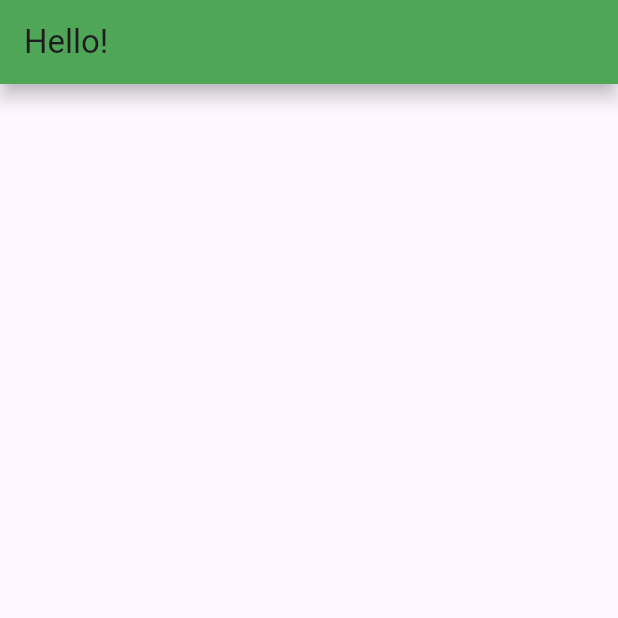
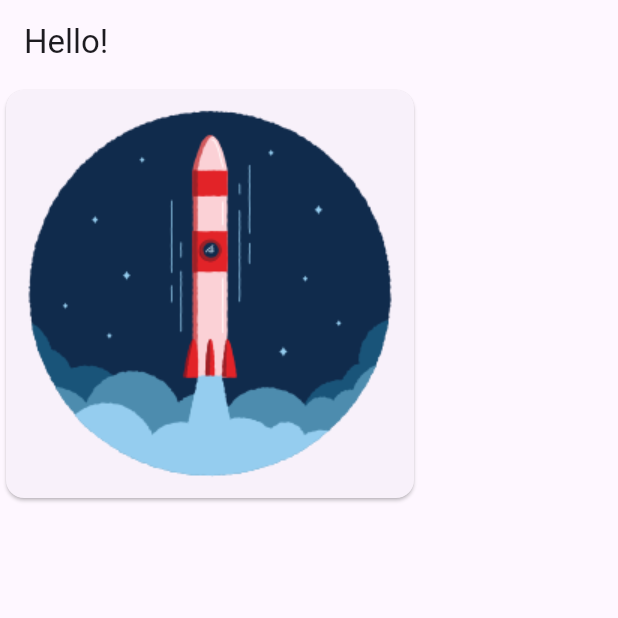
Before and after one commit to markprubin/flutter_app, a Flutter app: the screen it shows after launch, on a phone screen of 412 x 824 dp, the top half of it. Run offline on Flutter 3.47's test engine with Material 2 defaults, Android fonts, the phone set to English and light mode, and no system bars.

Commit message:
adds image to home page

```diff
--- a/lib/main.dart
+++ b/lib/main.dart
@@ -11,6 +11,7 @@ class MyApp extends StatelessWidget {
   @override
   Widget build(BuildContext context) {
     return MaterialApp(
+      debugShowCheckedModeBanner: false,
       title: 'Flutter Demo',
       theme: ThemeData(
         colorScheme: ColorScheme.fromSeed(seedColor: Colors.deepPurple),
--- a/lib/pages/home_page.dart
+++ b/lib/pages/home_page.dart
@@ -7,10 +7,19 @@ class HomePage extends StatelessWidget {
   Widget build(BuildContext context) {
     return Scaffold(
       appBar: AppBar(
-          backgroundColor: Colors.green,
-          elevation: 5,
-          shadowColor: Colors.black,
-          title: const Text("Hello!")),
+        title: const Text("Hello!"),
+      ),
+      body: Column(
+        children: [
+          Card(
+            child: Padding(
+              // ignore: prefer_const_constructors
+              padding: EdgeInsets.all(8.0),
+              child: Image.asset("images/rocket.png"),
+            ),
+          ),
+        ],
+      ),
     );
   }
 }
```
Also changed, not shown: pubspec.yaml (+5 -7 lines), images/rocket.png (added), images/space.png (added), images/travel.png (added), images/yeah.png (added).
